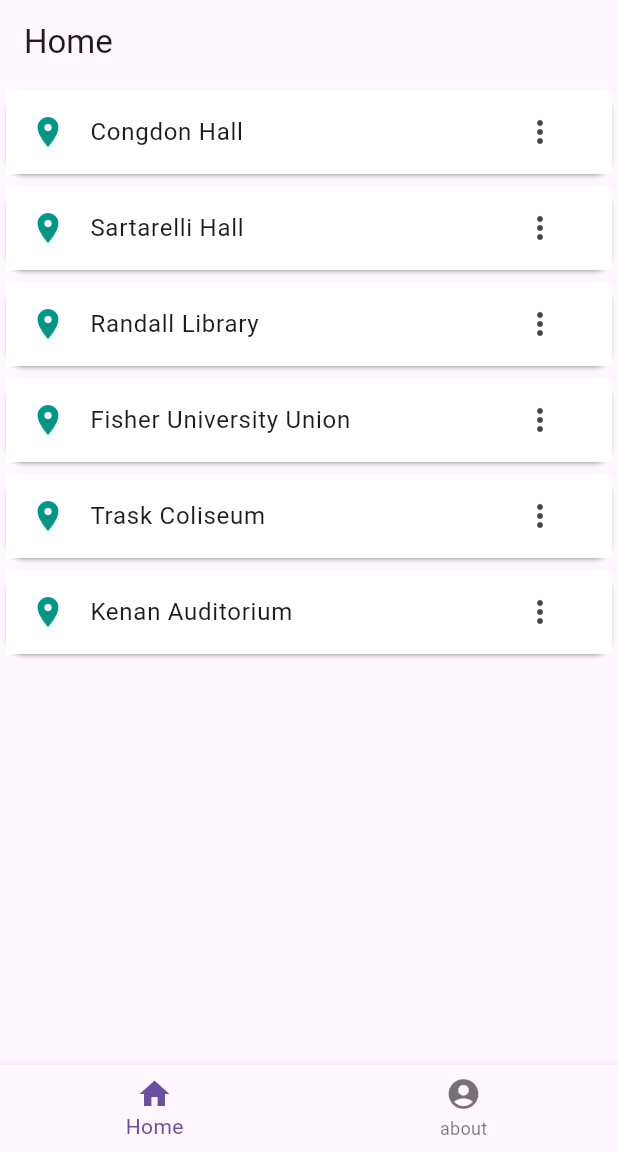
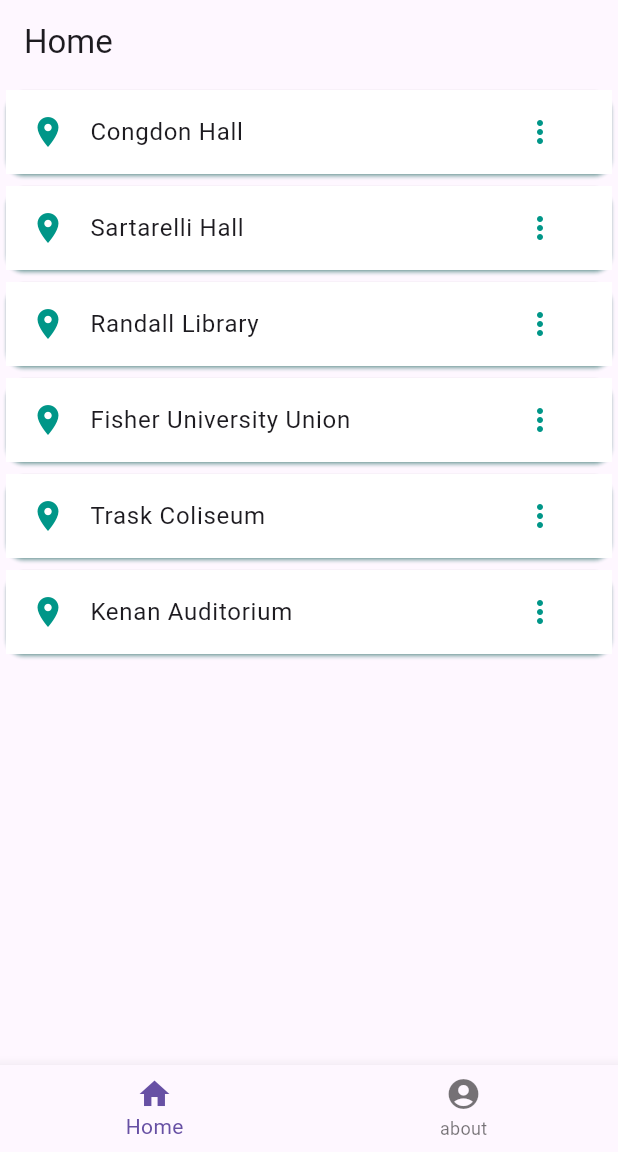
Before and after one commit to WillssEdgar/UNCW_Sites, a Flutter app: the screen it shows after launch, on a phone screen of 412 x 824 dp, the part 84-1236 px from its top. Run offline on Flutter 3.47's test engine with Material 3 defaults, Android fonts, the phone set to English and light mode, and no system bars.

Commit message:
error messages fix

```diff
--- a/lib/Screens/home.dart
+++ b/lib/Screens/home.dart
@@ -1,7 +1,6 @@
 import 'package:csc315_team_edgar_burgess_project/Screens/about.dart';
 import 'package:csc315_team_edgar_burgess_project/Screens/map.dart';
 import 'package:flutter/material.dart';
-import 'package:csc315_team_edgar_burgess_project/site_class.dart';
 
 class HomeScreen extends StatefulWidget {
   const HomeScreen({super.key});
@@ -12,7 +11,7 @@
 
 class _HomeScreenState extends State<HomeScreen> {
   int _currentIndex = 0;
-  final List<Widget> _screens = [Map(), Profile()];
+  final List<Widget> _screens = [const Map(), const Profile()];
 
   void _onTabTapped(int index) {
     setState(() {
--- a/lib/Screens/map.dart
+++ b/lib/Screens/map.dart
@@ -20,6 +20,7 @@
         itemCount: sites.length,
         itemBuilder: (context, index) {
           return Card(
+            shadowColor: Colors.teal,
             child: ListTile(
               tileColor: Colors.white,
               title: Text(sites[index].name),
@@ -28,7 +29,10 @@
                 color: Colors.teal,
               ),
               trailing: IconButton(
-                icon: const Icon(Icons.more_vert),
+                icon: const Icon(
+                  Icons.more_vert,
+                  color: Colors.teal,
+                ),
                 onPressed: () {
                   Navigator.of(context).push(MaterialPageRoute(
                       builder: (context) => _DetailScreen(
```
